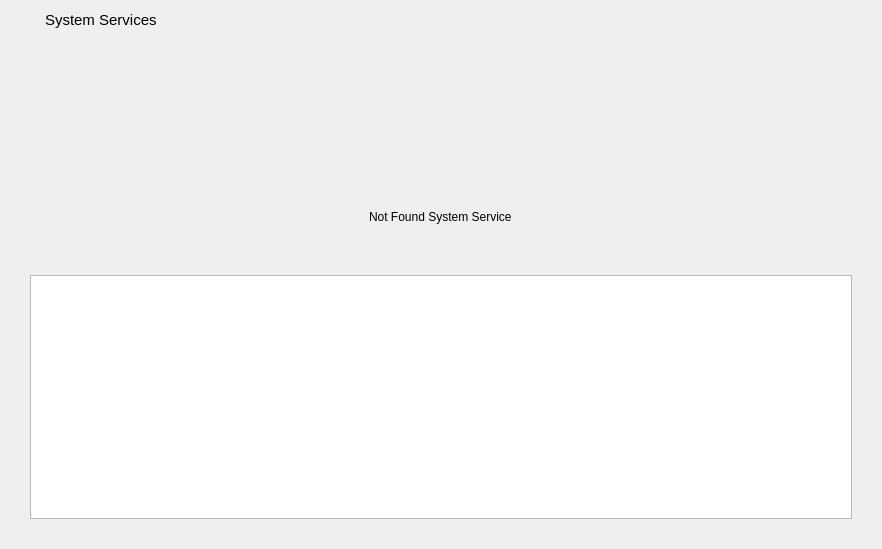
oguzhaninan/Stacer, file stacer/Pages/Services/services_page.ui: the form before one commit.
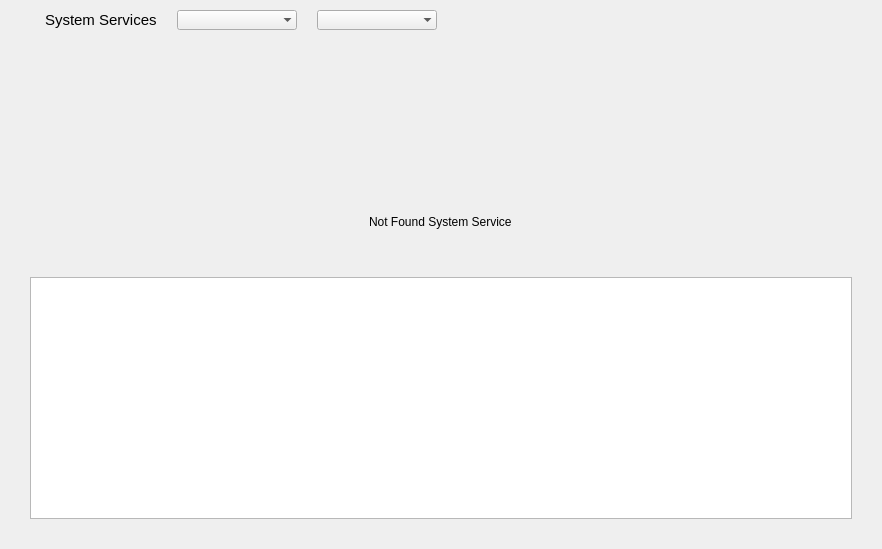
The form after the commit.

Commit message: added service filter and service description

```diff
--- a/stacer/Pages/Services/services_page.ui
+++ b/stacer/Pages/Services/services_page.ui
@@ -53,7 +53,7 @@
       <item>
        <layout class="QHBoxLayout" name="titlesLayout">
         <property name="spacing">
-         <number>0</number>
+         <number>20</number>
         </property>
         <property name="leftMargin">
          <number>15</number>
@@ -62,7 +62,7 @@
          <number>45</number>
         </property>
         <property name="bottomMargin">
-         <number>0</number>
+         <number>5</number>
         </property>
         <item alignment="Qt::AlignLeft|Qt::AlignVCenter">
          <widget class="QLabel" name="servicesTitle">
@@ -80,6 +80,38 @@
           </property>
          </widget>
         </item>
+        <item>
+         <widget class="QComboBox" name="cmbStartupStatus">
+          <property name="minimumSize">
+           <size>
+            <width>120</width>
+            <height>0</height>
+           </size>
+          </property>
+          <property name="sizeAdjustPolicy">
+           <enum>QComboBox::AdjustToMinimumContentsLength</enum>
+          </property>
+          <property name="frame">
+           <bool>false</bool>
+          </property>
+         </widget>
+        </item>
+        <item>
+         <widget class="QComboBox" name="cmbRunningStatus">
+          <property name="minimumSize">
+           <size>
+            <width>120</width>
+            <height>0</height>
+           </size>
+          </property>
+          <property name="sizeAdjustPolicy">
+           <enum>QComboBox::AdjustToMinimumContentsLength</enum>
+          </property>
+          <property name="frame">
+           <bool>false</bool>
+          </property>
+         </widget>
+        </item>
         <item>
          <spacer name="horizontalSpacer">
           <property name="orientation">
@@ -140,7 +172,7 @@
           </property>
           <property name="sizeHint" stdset="0">
            <size>
-            <width>100</width>
+            <width>40</width>
             <height>20</height>
            </size>
           </property>
```
The commit also changes 12 other files.
